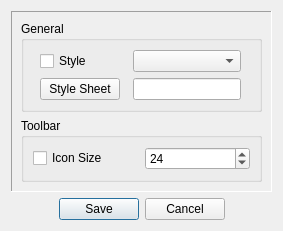
Qt form librecad/src/ui/forms/lc_widgetoptionsdialog.ui (LibreCAD/LibreCAD) before a commit.
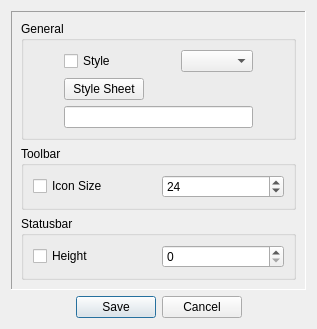
The same form after that commit.

Commit message:
added statusbar height option; issue #629
The height is automatic until set by the user.

```diff
--- a/librecad/src/ui/forms/lc_widgetoptionsdialog.ui
+++ b/librecad/src/ui/forms/lc_widgetoptionsdialog.ui
@@ -6,15 +6,15 @@
    <rect>
     <x>0</x>
     <y>0</y>
-    <width>283</width>
-    <height>222</height>
+    <width>317</width>
+    <height>278</height>
    </rect>
   </property>
   <property name="windowTitle">
    <string>Widget Options</string>
   </property>
-  <layout class="QVBoxLayout" name="verticalLayout">
-   <item>
+  <layout class="QGridLayout" name="gridLayout_4">
+   <item row="0" column="0">
     <widget class="QFrame" name="frame">
      <property name="frameShape">
       <enum>QFrame::Panel</enum>
@@ -78,9 +78,15 @@
         <property name="title">
          <string>General</string>
         </property>
-        <layout class="QGridLayout" name="gridLayout_4">
+        <layout class="QGridLayout" name="gridLayout_6">
          <item row="0" column="0">
           <widget class="QCheckBox" name="style_checkbox">
+           <property name="sizePolicy">
+            <sizepolicy hsizetype="Preferred" vsizetype="Fixed">
+             <horstretch>0</horstretch>
+             <verstretch>0</verstretch>
+            </sizepolicy>
+           </property>
            <property name="text">
             <string>Style</string>
            </property>
@@ -92,16 +98,6 @@
          <item row="0" column="1">
           <widget class="QComboBox" name="style_combobox">
            <property name="sizePolicy">
-            <sizepolicy hsizetype="Preferred" vsizetype="Fixed">
-             <horstretch>0</horstretch>
-             <verstretch>0</verstretch>
-            </sizepolicy>
-           </property>
-          </widget>
-         </item>
-         <item row="1" column="1">
-          <widget class="QLineEdit" name="stylesheet_field">
-           <property name="sizePolicy">
             <sizepolicy hsizetype="Maximum" vsizetype="Fixed">
              <horstretch>0</horstretch>
              <verstretch>0</verstretch>
@@ -112,7 +108,7 @@
          <item row="1" column="0">
           <widget class="QPushButton" name="stylesheet_button">
            <property name="sizePolicy">
-            <sizepolicy hsizetype="Maximum" vsizetype="Fixed">
+            <sizepolicy hsizetype="Maximum" vsizetype="Preferred">
              <horstretch>0</horstretch>
              <verstretch>0</verstretch>
             </sizepolicy>
@@ -122,13 +118,48 @@
            </property>
           </widget>
          </item>
+         <item row="2" column="0" colspan="2">
+          <widget class="QLineEdit" name="stylesheet_field">
+           <property name="sizePolicy">
+            <sizepolicy hsizetype="Preferred" vsizetype="Fixed">
+             <horstretch>2</horstretch>
+             <verstretch>0</verstretch>
+            </sizepolicy>
+           </property>
+          </widget>
+         </item>
+        </layout>
+       </widget>
+      </item>
+      <item row="2" column="0">
+       <widget class="QGroupBox" name="groupBox_2">
+        <property name="sizePolicy">
+         <sizepolicy hsizetype="Preferred" vsizetype="Maximum">
+          <horstretch>0</horstretch>
+          <verstretch>0</verstretch>
+         </sizepolicy>
+        </property>
+        <property name="title">
+         <string>Statusbar</string>
+        </property>
+        <layout class="QGridLayout" name="gridLayout_5">
+         <item row="0" column="0">
+          <widget class="QCheckBox" name="statusbar_height_checkbox">
+           <property name="text">
+            <string>Height</string>
+           </property>
+          </widget>
+         </item>
+         <item row="0" column="1">
+          <widget class="QSpinBox" name="statusbar_height_spinbox"/>
+         </item>
         </layout>
        </widget>
       </item>
      </layout>
     </widget>
    </item>
-   <item>
+   <item row="1" column="0">
     <widget class="QDialogButtonBox" name="buttonBox">
      <property name="standardButtons">
       <set>QDialogButtonBox::Cancel|QDialogButtonBox::Save</set>
```
The commit also changes 1 other file.
